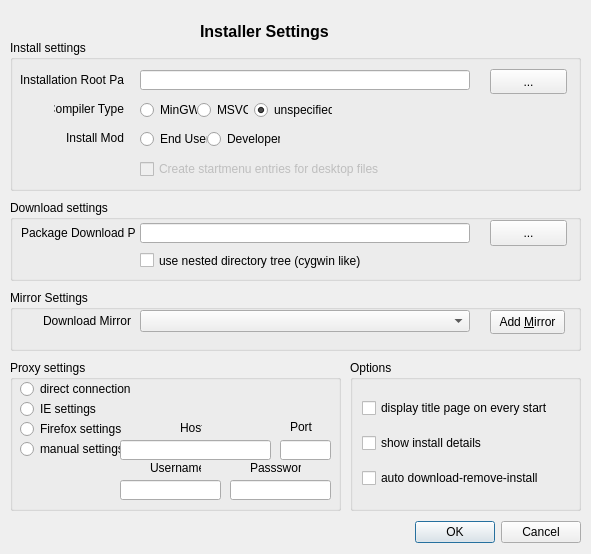
Old version of the form gui/settingspage.ui in the repository KDE/kdewin-installer.
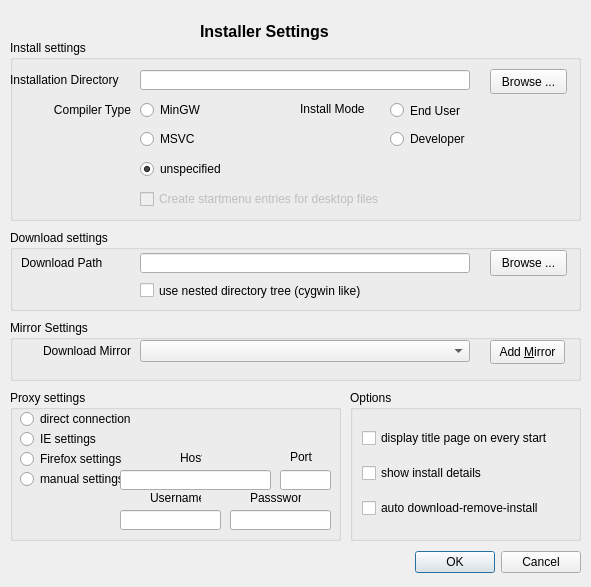
New version of the form.

Commit message: - removed SettingsInstallPage and SettingsProxyPage - rearranged radio buttons in ui

The edit to the form file:
```diff
--- a/gui/settingspage.ui
+++ b/gui/settingspage.ui
@@ -6,7 +6,7 @@
     <x>0</x>
     <y>0</y>
     <width>591</width>
-    <height>554</height>
+    <height>587</height>
    </rect>
   </property>
   <property name="windowTitle" >
@@ -20,7 +20,7 @@
     <rect>
      <x>200</x>
      <y>10</y>
-     <width>141</width>
+     <width>301</width>
      <height>43</height>
     </rect>
    </property>
@@ -41,7 +41,7 @@
    <property name="geometry" >
     <rect>
      <x>350</x>
-     <y>360</y>
+     <y>390</y>
      <width>231</width>
      <height>151</height>
     </rect>
@@ -104,7 +104,7 @@
    <property name="geometry" >
     <rect>
      <x>10</x>
-     <y>360</y>
+     <y>390</y>
      <width>331</width>
      <height>151</height>
     </rect>
@@ -264,7 +264,7 @@
    <property name="geometry" >
     <rect>
      <x>390</x>
-     <y>520</y>
+     <y>550</y>
      <width>191</width>
      <height>25</height>
     </rect>
@@ -282,7 +282,7 @@
      <x>10</x>
      <y>40</y>
      <width>571</width>
-     <height>151</height>
+     <height>181</height>
     </rect>
    </property>
    <property name="toolTip" >
@@ -297,9 +297,9 @@
    <widget class="QLabel" name="label" >
     <property name="geometry" >
      <rect>
-      <x>10</x>
+      <x>0</x>
       <y>30</y>
-      <width>104</width>
+      <width>121</width>
       <height>20</height>
      </rect>
     </property>
@@ -310,7 +310,7 @@
 &lt;p style=" margin-top:0px; margin-bottom:0px; margin-left:0px; margin-right:0px; -qt-block-indent:0; text-indent:0px;">In this directory KDE applications will be installed. &lt;/p>&lt;/body>&lt;/html></string>
     </property>
     <property name="text" >
-     <string>Installation Root Path</string>
+     <string>Installation Directory</string>
     </property>
    </widget>
    <widget class="QLineEdit" name="rootPathEdit" >
@@ -333,16 +333,16 @@
      </rect>
     </property>
     <property name="text" >
-     <string>...</string>
+     <string>Browse ...</string>
     </property>
    </widget>
    <widget class="QLabel" name="label_6" >
     <property name="geometry" >
      <rect>
-      <x>44</x>
-      <y>62</y>
-      <width>70</width>
-      <height>14</height>
+      <x>30</x>
+      <y>60</y>
+      <width>91</width>
+      <height>20</height>
      </rect>
     </property>
     <property name="toolTip" >
@@ -365,7 +365,7 @@
      <rect>
       <x>130</x>
       <y>61</y>
-      <width>57</width>
+      <width>81</width>
       <height>18</height>
      </rect>
     </property>
@@ -376,9 +376,9 @@
    <widget class="QRadioButton" name="compilerMSVC" >
     <property name="geometry" >
      <rect>
-      <x>187</x>
-      <y>61</y>
-      <width>51</width>
+      <x>130</x>
+      <y>90</y>
+      <width>81</width>
       <height>18</height>
      </rect>
     </property>
@@ -392,9 +392,9 @@
     </property>
     <property name="geometry" >
      <rect>
-      <x>244</x>
-      <y>61</y>
-      <width>78</width>
+      <x>130</x>
+      <y>120</y>
+      <width>101</width>
       <height>18</height>
      </rect>
     </property>
@@ -412,7 +412,7 @@
     <property name="geometry" >
      <rect>
       <x>130</x>
-      <y>120</y>
+      <y>150</y>
       <width>340</width>
       <height>18</height>
      </rect>
@@ -424,10 +424,10 @@
    <widget class="QRadioButton" name="installModeEndUser" >
     <property name="geometry" >
      <rect>
-      <x>130</x>
-      <y>90</y>
-      <width>67</width>
-      <height>18</height>
+      <x>380</x>
+      <y>60</y>
+      <width>101</width>
+      <height>21</height>
      </rect>
     </property>
     <property name="text" >
@@ -437,9 +437,9 @@
    <widget class="QRadioButton" name="installModeDeveloper" >
     <property name="geometry" >
      <rect>
-      <x>197</x>
+      <x>380</x>
       <y>90</y>
-      <width>73</width>
+      <width>111</width>
       <height>18</height>
      </rect>
     </property>
@@ -453,10 +453,10 @@
    <widget class="QLabel" name="label_11" >
     <property name="geometry" >
      <rect>
-      <x>56</x>
-      <y>91</y>
-      <width>58</width>
-      <height>14</height>
+      <x>290</x>
+      <y>60</y>
+      <width>81</width>
+      <height>18</height>
      </rect>
     </property>
     <property name="toolTip" >
@@ -477,7 +477,7 @@
    <property name="geometry" >
     <rect>
      <x>10</x>
-     <y>200</y>
+     <y>230</y>
      <width>571</width>
      <height>81</height>
     </rect>
@@ -536,7 +536,7 @@
 &lt;p style=" margin-top:0px; margin-bottom:0px; margin-left:0px; margin-right:0px; -qt-block-indent:0; text-indent:0px;">In this location all downloaded files and archives are temporary saved&lt;/p>&lt;/body>&lt;/html></string>
     </property>
     <property name="text" >
-     <string>Package Download Path</string>
+     <string>Download Path</string>
     </property>
    </widget>
    <widget class="QPushButton" name="tempPathSelect" >
@@ -552,7 +552,7 @@
      </rect>
     </property>
     <property name="text" >
-     <string>...</string>
+     <string>Browse ...</string>
     </property>
    </widget>
   </widget>
@@ -560,7 +560,7 @@
    <property name="geometry" >
     <rect>
      <x>10</x>
-     <y>290</y>
+     <y>320</y>
      <width>571</width>
      <height>61</height>
     </rect>
```
The commit also changes 2 other files.
